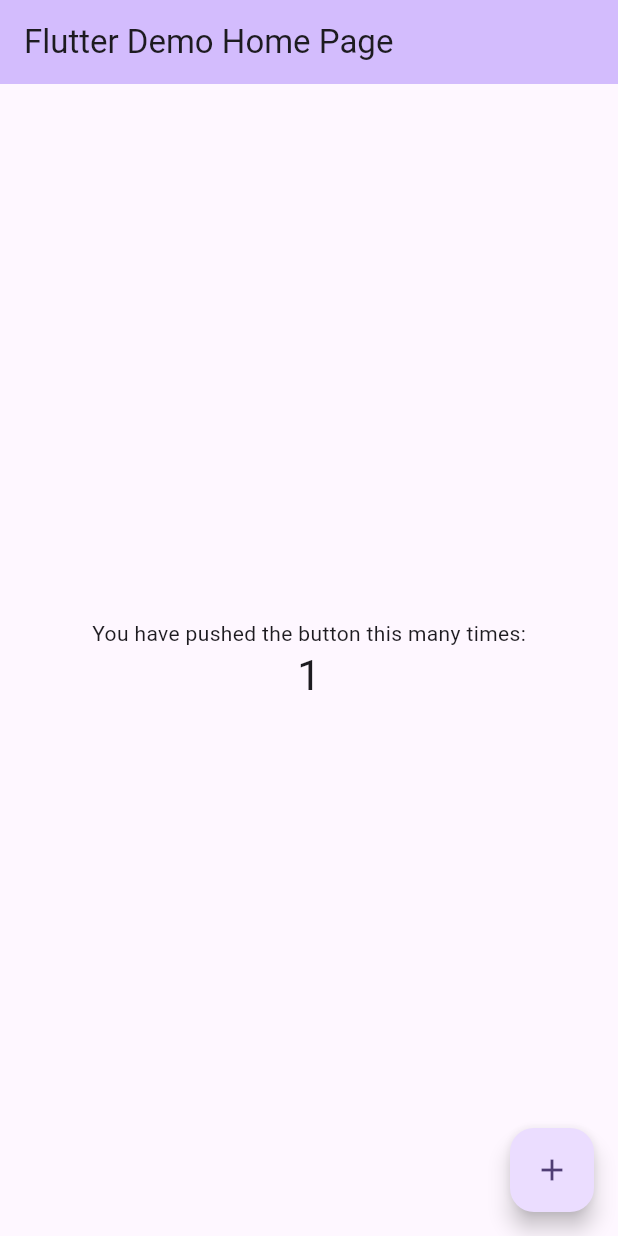
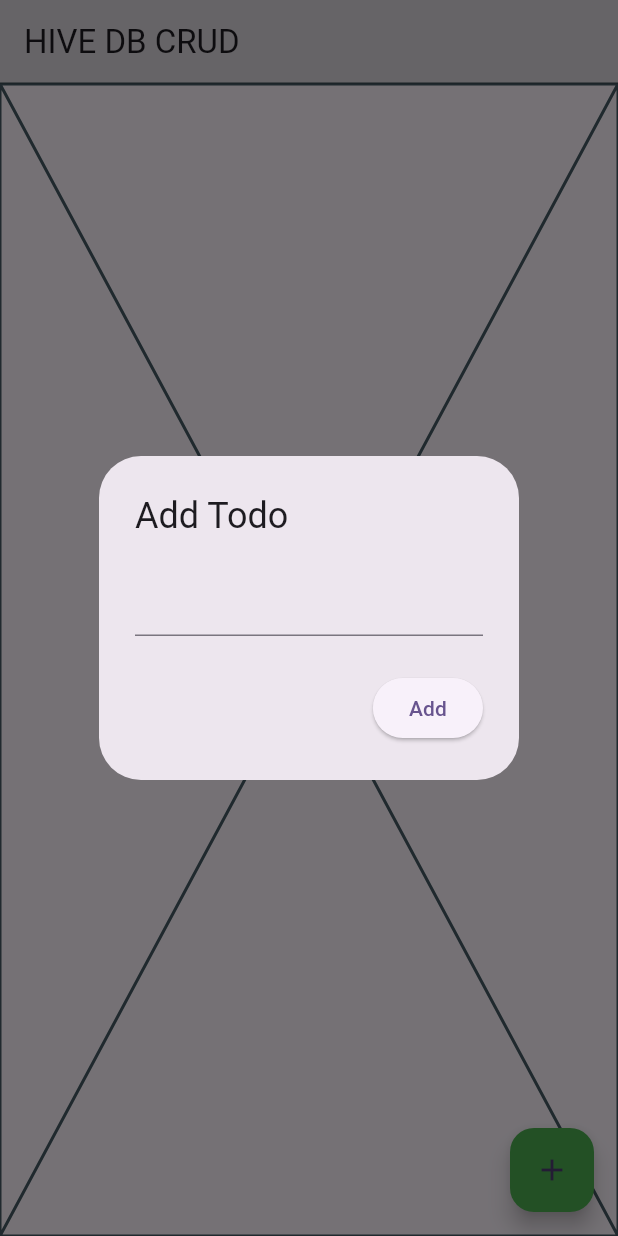
Before and after one commit to vladoja/flutter_guys_hive_todo_app, a Flutter app: the screen it shows after launch, after a tap on the "add" icon, on a phone screen of 412 x 824 dp. Run offline on Flutter 3.47's test engine with Material 3 defaults, Android fonts, the light colour scheme and no system bars; our stand-ins replace hive; accounts and stored records are empty.

Commit message:
TodoListPage

```diff
--- a/lib/main.dart
+++ b/lib/main.dart
@@ -4,6 +4,7 @@ import 'package:hive/hive.dart';
 import 'package:path_provider/path_provider.dart';
 
 import 'todo_item.dart';
+import 'todo_service.dart';
 
 void main() async {
   WidgetsFlutterBinding.ensureInitialized();
@@ -16,11 +17,13 @@ void main() async {
 
   Hive.registerAdapter(TodoItemAdapter());
 
-  runApp(const MyApp());
+  runApp(MyApp());
 }
 
 class MyApp extends StatelessWidget {
-  const MyApp({super.key});
+  MyApp({super.key});
+
+  final TodoService _todoService = TodoService();
 
   @override
   Widget build(BuildContext context) {
@@ -30,53 +33,73 @@ class MyApp extends StatelessWidget {
         colorScheme: ColorScheme.fromSeed(seedColor: Colors.deepPurple),
         useMaterial3: true,
       ),
-      home: const MyHomePage(title: 'Flutter Demo Home Page'),
+      // home: const MyHomePage(title: 'Flutter Demo Home Page'),
+      home: FutureBuilder<List<TodoItem>>(
+        future: _todoService.getAllTodos(),
+        builder:
+            (BuildContext context, AsyncSnapshot<List<TodoItem>> snapshot) {
+          List<Widget> children;
+          if (snapshot.connectionState == ConnectionState.done) {
+            return TodoListPage(
+              todoService: _todoService,
+            );
+          } else {
+            return const CircularProgressIndicator();
+          }
+        },
+      ),
     );
   }
 }
 
-class MyHomePage extends StatefulWidget {
-  const MyHomePage({super.key, required this.title});
-
-  final String title;
-
-  @override
-  State<MyHomePage> createState() => _MyHomePageState();
-}
-
-class _MyHomePageState extends State<MyHomePage> {
-  int _counter = 0;
-
-  void _incrementCounter() {
-    setState(() {
-      _counter++;
-    });
-  }
+class TodoListPage extends StatelessWidget {
+  final TodoService todoService;
+  const TodoListPage({
+    Key? key,
+    required this.todoService,
+  }) : super(key: key);
 
   @override
   Widget build(BuildContext context) {
+    final TextEditingController _controller = TextEditingController();
     return Scaffold(
       appBar: AppBar(
-        backgroundColor: Theme.of(context).colorScheme.inversePrimary,
-        title: Text(widget.title),
+        title: const Text('HIVE DB CRUD'),
+        backgroundColor: Colors.black12,
+        actions: [],
       ),
-      body: Center(
-        child: Column(
-          mainAxisAlignment: MainAxisAlignment.center,
-          children: <Widget>[
-            const Text(
-              'You have pushed the button this many times:',
-            ),
-            Text(
-              '$_counter',
-              style: Theme.of(context).textTheme.headlineMedium,
-            ),
-          ],
-        ),
-      ),
+      body: const Placeholder(),
       floatingActionButton: FloatingActionButton(
-        onPressed: _incrementCounter,
-        tooltip: 'Increment',
+        backgroundColor: Colors.green,
+        onPressed: () async {
+          showDialog(
+              context: context,
+              builder: (context) {
+                return AlertDialog(
+                  title: const Text('Add Todo'),
+                  content: TextField(
+                    controller: _controller,
+                  ),
+                  actions: [
+                    ElevatedButton(
+                      child: const Text('Add'),
+                      onPressed: () async {
+                        if (_controller.text.isNotEmpty) {
+                          var todo = TodoItem(title: _controller.text);
+                          await todoService.addItem(todo);
+                          debugPrint('Item added:');
+                          List<TodoItem> allItems =
+                              await todoService.getAllTodos();
+                          debugPrint('Total items: ${allItems.length}');
+                          _controller.clear();
+                          Navigator.pop(context);
+                        }
+                      },
+                    )
+                  ],
+                );
+              });
+        },
         child: const Icon(Icons.add),
       ),
     );
--- a/lib/todo_item.dart
+++ b/lib/todo_item.dart
@@ -9,6 +9,6 @@
   bool isCompleted;
   TodoItem({
     required this.title,
-    required this.isCompleted,
+    this.isCompleted = false,
   });
 }
```
